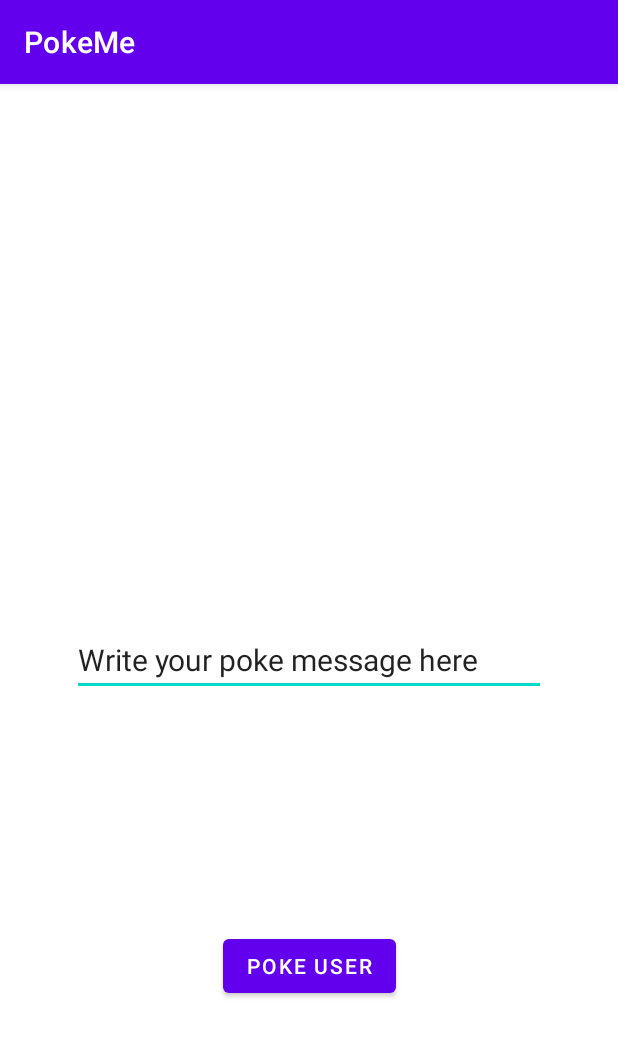
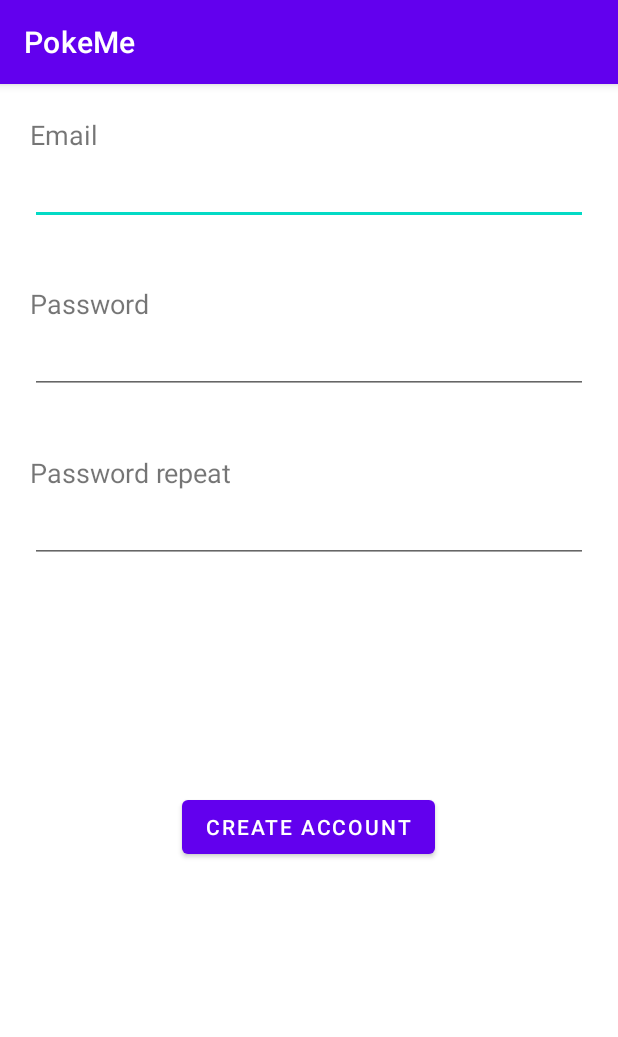
Before and after one commit to ysur67/poke-me, an Android app: the screen it shows after launch (MainActivity before the commit, RegisterActivity after it), on a phone screen of 412 x 824 dp. Shown: the top 1037 px of the screen. Run offline under Robolectric (Android 15) with nearby library versions, the phone set to English and light mode, and no system bars.

Commit message:
feat: add register form and form class

```diff
--- a/app/src/main/java/com/example/pokeme/MainActivity.kt
+++ b/app/src/main/java/com/example/pokeme/MainActivity.kt
@@ -3,7 +3,7 @@ package com.example.pokeme
 import androidx.appcompat.app.AppCompatActivity
 import android.os.Bundle
 import androidx.activity.viewModels
-import com.example.pokeme.data.models.Account
+import com.example.pokeme.data.models.User
 import com.example.pokeme.data.models.Message
 import com.example.pokeme.databinding.ActivityMainBinding
 import com.example.pokeme.domain.MessageViewModel
@@ -27,7 +27,7 @@ class MainActivity : AppCompatActivity() {
         })
 
         binding.sendMessageButton.setOnClickListener{
-            val account = Account("Vasya", 1)
+            val account = User("Vasya", 1, "sdfsdf@dsfsd.com")
             val messageText = binding.editMessageText.text.toString()
             val message = Message(messageText, account)
             messageViewModel.sendMessage(message, account)
--- a/app/src/main/java/com/example/pokeme/data/models/Account.kt
+++ /dev/null
@@ -1,3 +0,0 @@
-package com.example.pokeme.data.models
-
-data class Account(val name: String, val id: Int)
--- a/app/src/main/java/com/example/pokeme/data/models/Message.kt
+++ b/app/src/main/java/com/example/pokeme/data/models/Message.kt
@@ -1,3 +1,3 @@
 package com.example.pokeme.data.models
 
-data class Message(val title: String, val sender: Account)
+data class Message(val title: String, val sender: User)
--- /dev/null
+++ b/app/src/main/java/com/example/pokeme/data/models/User.kt
@@ -0,0 +1,5 @@
+package com.example.pokeme.data.models
+
+data class User(
+    val name: String, val id: Int,
+    val email: String)
--- a/app/src/main/java/com/example/pokeme/domain/MessageViewModel.kt
+++ b/app/src/main/java/com/example/pokeme/domain/MessageViewModel.kt
@@ -3,7 +3,7 @@ package com.example.pokeme.domain
 import androidx.lifecycle.LiveData
 import androidx.lifecycle.MutableLiveData
 import androidx.lifecycle.ViewModel
-import com.example.pokeme.data.models.Account
+import com.example.pokeme.data.models.User
 import com.example.pokeme.data.models.Message
 import com.example.pokeme.repository.MessagesRepository
 import com.example.pokeme.repository.OnDataReadyCallback
@@ -16,7 +16,7 @@ class MessageViewModel : ViewModel() {
     val isSending: LiveData<Boolean>
         get() = _isSending
 
-    fun sendMessage(content: Message, user: Account) {
+    fun sendMessage(content: Message, user: User) {
         _isSending.postValue(true)
         val callback = object : OnDataReadyCallback{
             override fun onDataReady() {
--- /dev/null
+++ b/app/src/main/java/com/example/pokeme/presentation/activity/RegisterActivity.kt
@@ -0,0 +1,40 @@
+package com.example.pokeme.presentation.activity
+
+import androidx.appcompat.app.AppCompatActivity
+import android.os.Bundle
+import android.widget.EditText
+import androidx.activity.viewModels
+import com.example.pokeme.data.models.User
+import com.example.pokeme.databinding.ActivityRegisterBinding
+import com.example.pokeme.domain.UserViewModel
+import com.example.pokeme.presentation.form.RegisterForm
+import com.example.pokeme.utils.activity.makeToast
+
+class RegisterActivity : AppCompatActivity() {
+    private lateinit var binding: ActivityRegisterBinding
+    private val userViewModel: UserViewModel by viewModels()
+
+    override fun onCreate(savedInstanceState: Bundle?) {
+        super.onCreate(savedInstanceState)
+        binding = ActivityRegisterBinding.inflate(layoutInflater)
+        setContentView(binding.root)
+        binding.register.setOnClickListener{
+            val form = RegisterForm(
+                binding.editEmail, binding.editPassword, binding.editPasswordRepeat
+            )
+            form.validate()
+            if (!form.isValid) {
+                runOnUiThread{ displayErrors(form.errors) }
+                return@setOnClickListener
+            }
+            userViewModel.createUser(binding.editEmail.text.toString(),
+                binding.editPassword.text.toString())
+        }
+    }
+
+    private fun displayErrors(errors: HashMap<EditText, String>) {
+        for (field in errors.keys) {
+            field.error = errors[field]
+        }
+    }
+}
--- /dev/null
+++ b/app/src/main/java/com/example/pokeme/utils/Const.kt
@@ -0,0 +1,5 @@
+package com.example.pokeme.utils
+
+object Const {
+    const val USER_PASSWORD_LENGTH = 6
+}
--- /dev/null
+++ b/app/src/main/java/com/example/pokeme/utils/view/Extensions.kt
@@ -0,0 +1,3 @@
+package com.example.pokeme.utils.view
+
+import android.widget.EditText
--- /dev/null
+++ b/app/src/main/res/layout/activity_register.xml
@@ -0,0 +1,114 @@
+<?xml version="1.0" encoding="utf-8"?>
+<androidx.constraintlayout.widget.ConstraintLayout xmlns:android="http://schemas.android.com/apk/res/android"
+    xmlns:app="http://schemas.android.com/apk/res-auto"
+    xmlns:tools="http://schemas.android.com/tools"
+    android:layout_width="match_parent"
+    android:layout_height="match_parent"
+    tools:context=".presentation.activity.RegisterActivity">
+
+    <LinearLayout
+        android:id="@+id/linearLayout"
+        android:layout_width="match_parent"
+        android:layout_height="wrap_content"
+        android:layout_marginTop="1dp"
+        android:orientation="vertical"
+        android:padding="20dp"
+        app:layout_constraintEnd_toEndOf="parent"
+        app:layout_constraintHorizontal_bias="0.0"
+        app:layout_constraintStart_toStartOf="parent"
+        app:layout_constraintTop_toTopOf="parent">
+
+        <TextView
+            android:id="@+id/emailTextView"
+            android:layout_width="match_parent"
+            android:layout_height="wrap_content"
+            android:text="@string/email"
+            android:textSize="18sp"
+            android:labelFor="@+id/editEmail"/>
+
+        <EditText
+            android:id="@+id/editEmail"
+            android:layout_width="match_parent"
+            android:layout_height="0dp"
+            android:layout_weight="1"
+            android:autofillHints="emailAddress"
+            android:ems="10"
+            android:inputType="textEmailAddress"
+            android:minHeight="48dp" />
+
+    </LinearLayout>
+
+    <LinearLayout
+        android:id="@+id/linearLayout2"
+        android:layout_width="match_parent"
+        android:layout_height="wrap_content"
+        android:orientation="vertical"
+        android:padding="20dp"
+        app:layout_constraintEnd_toEndOf="parent"
+        app:layout_constraintHorizontal_bias="0.0"
+        app:layout_constraintStart_toStartOf="parent"
+        app:layout_constraintTop_toBottomOf="@+id/linearLayout">
+
+        <TextView
+            android:id="@+id/passwordTextView"
+            android:layout_width="match_parent"
+            android:layout_height="wrap_content"
+            android:text="@string/password"
+            android:textSize="18sp"
+            android:labelFor="@+id/editPassword"/>
+
+        <EditText
+            android:id="@+id/editPassword"
+            android:minHeight="48dp"
+            android:layout_width="match_parent"
+            android:layout_height="0dp"
+            android:layout_weight="1"
+            android:ems="10"
+            android:inputType="textPassword" />
+
+
+    </LinearLayout>
+
+    <LinearLayout
+        android:id="@+id/linearLayout3"
+        android:layout_width="match_parent"
+        android:layout_height="wrap_content"
+        android:orientation="vertical"
+        android:padding="20dp"
+        app:layout_constraintEnd_toEndOf="parent"
+        app:layout_constraintHorizontal_bias="1.0"
+        app:layout_constraintStart_toStartOf="parent"
+        app:layout_constraintTop_toBottomOf="@+id/linearLayout2">
+
+        <TextView
+            android:id="@+id/passwordRepeatTextView"
+            android:layout_width="match_parent"
+            android:layout_height="wrap_content"
+            android:text="@string/password_repeat"
+            android:textSize="18sp"
+            android:labelFor="@+id/editPasswordRepeat"/>
+
+        <EditText
+            android:id="@+id/editPasswordRepeat"
+            android:minHeight="48dp"
+            android:layout_width="match_parent"
+            android:layout_height="0dp"
+            android:layout_weight="1"
+            android:ems="10"
+            android:inputType="textPassword" />
+
+
+    </LinearLayout>
+
+    <Button
+        android:id="@+id/register"
+        android:layout_width="wrap_content"
+        android:layout_height="wrap_content"
+        android:layout_marginTop="132dp"
+        android:text="@string/create_account"
+        app:layout_constraintEnd_toEndOf="parent"
+        app:layout_constraintHorizontal_bias="0.498"
+        app:layout_constraintStart_toStartOf="parent"
+        app:layout_constraintTop_toBottomOf="@+id/linearLayout3" />
+
+</androidx.constraintlayout.widget.ConstraintLayout>
--- a/app/src/main/res/values/strings.xml
+++ b/app/src/main/res/values/strings.xml
@@ -2,4 +2,8 @@
     <string name="app_name">PokeMe</string>
     <string name="poke_placeholder">Write your poke message here</string>
     <string name="poke_user_button_text">Poke user</string>
+    <string name="email">Email</string>
+    <string name="password">Password</string>
+    <string name="password_repeat">Password repeat</string>
+    <string name="create_account">Create account</string>
 </resources>
```
Also changed, not shown: app/src/main/AndroidManifest.xml (+11 -2 lines), app/src/main/java/com/example/pokeme/domain/UserViewModel.kt (added, +30 -0 lines), app/src/main/java/com/example/pokeme/presentation/form/BaseForm.kt (added, +23 -0 lines), app/src/main/java/com/example/pokeme/presentation/form/LoginForm.kt (added, +23 -0 lines), app/src/main/java/com/example/pokeme/presentation/form/RegisterForm.kt (added, +36 -0 lines), app/src/main/java/com/example/pokeme/repository/BaseRepository.kt (added, +15 -0 lines), app/src/main/java/com/example/pokeme/repository/MessagesRepository.kt (+7 -5 lines), app/src/main/java/com/example/pokeme/repository/UserRepository.kt (added, +34 -0 lines).
